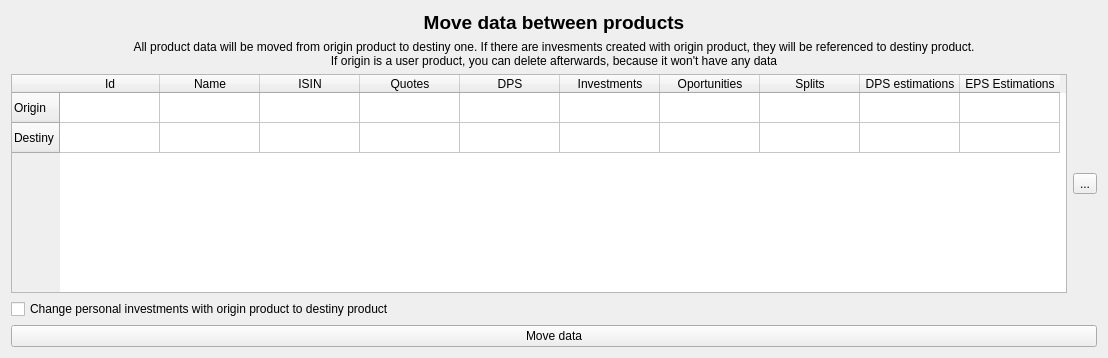
Above: caloriestracker/ui/wdgProductsDataMove.ui from turulomio/caloriestracker before the change. Below: the same form after it.
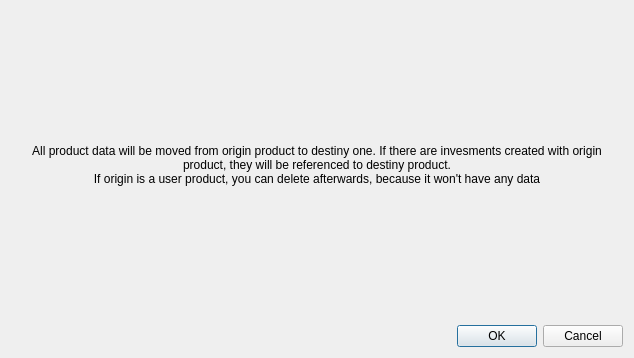
That is the form after the change. Icons and pictures are not drawn. Custom widgets are drawn as their Qt base class.

The edit to the form file:
```diff
--- a/caloriestracker/ui/wdgProductsDataMove.ui
+++ b/caloriestracker/ui/wdgProductsDataMove.ui
@@ -9,7 +9,7 @@
    <rect>
     <x>0</x>
     <y>0</y>
-    <width>1108</width>
+    <width>634</width>
     <height>358</height>
    </rect>
   </property>
@@ -26,7 +26,7 @@
         </font>
        </property>
        <property name="text">
-        <string>Move data between products</string>
+        <string/>
        </property>
        <property name="alignment">
         <set>Qt::AlignCenter</set>
@@ -50,117 +50,14 @@
      <item>
       <layout class="QHBoxLayout" name="horizontalLayout">
        <item>
-        <widget class="myQTableWidget" name="table">
-         <property name="selectionMode">
-          <enum>QAbstractItemView::SingleSelection</enum>
-         </property>
-         <property name="selectionBehavior">
-          <enum>QAbstractItemView::SelectRows</enum>
-         </property>
-         <row>
-          <property name="text">
-           <string>Origin</string>
-          </property>
-         </row>
-         <row>
-          <property name="text">
-           <string>Destiny</string>
-          </property>
-         </row>
-         <column>
-          <property name="text">
-           <string>Id</string>
-          </property>
-         </column>
-         <column>
-          <property name="text">
-           <string>Name</string>
-          </property>
-         </column>
-         <column>
-          <property name="text">
-           <string>ISIN</string>
-          </property>
-         </column>
-         <column>
-          <property name="text">
-           <string>Quotes</string>
-          </property>
-         </column>
-         <column>
-          <property name="text">
-           <string>DPS</string>
-          </property>
-         </column>
-         <column>
-          <property name="text">
-           <string>Investments</string>
-          </property>
-         </column>
-         <column>
-          <property name="text">
-           <string>Oportunities</string>
-          </property>
-         </column>
-         <column>
-          <property name="text">
-           <string>Splits</string>
-          </property>
-         </column>
-         <column>
-          <property name="text">
-           <string>DPS estimations</string>
-          </property>
-         </column>
-         <column>
-          <property name="text">
-           <string>EPS Estimations</string>
-          </property>
-         </column>
-         <item row="1" column="0">
-          <property name="text">
-           <string/>
-          </property>
-          <property name="background">
-           <brush brushstyle="NoBrush">
-            <color alpha="255">
-             <red>255</red>
-             <green>192</green>
-             <blue>192</blue>
-            </color>
-           </brush>
-          </property>
-         </item>
-        </widget>
-       </item>
-       <item>
-        <widget class="QToolButton" name="cmdInterchange">
-         <property name="text">
-          <string>...</string>
-         </property>
-         <property name="icon">
-          <iconset>
-           <normaloff>:/xulpymoney/transfer.png</normaloff>:/xulpymoney/transfer.png</iconset>
-         </property>
-        </widget>
+        <widget class="myQTableWidget" name="wdg" native="true"/>
        </item>
       </layout>
      </item>
      <item>
-      <widget class="QCheckBox" name="chkInvestments">
-       <property name="text">
-        <string>Change personal investments with origin product to destiny product</string>
-       </property>
-      </widget>
-     </item>
-     <item>
-      <widget class="QPushButton" name="cmd">
-       <property name="text">
-        <string>Move data</string>
-       </property>
-       <property name="icon">
-        <iconset>
-         <normaloff>:/xulpymoney/merge.png</normaloff>:/xulpymoney/merge.png</iconset>
+      <widget class="QDialogButtonBox" name="bb">
+       <property name="standardButtons">
+        <set>QDialogButtonBox::Cancel|QDialogButtonBox::Ok</set>
        </property>
       </widget>
      </item>
@@ -171,7 +68,7 @@
  <customwidgets>
   <customwidget>
    <class>myQTableWidget</class>
-   <extends>QTableWidget</extends>
+   <extends>QWidget</extends>
    <header location="global">myqtablewidget</header>
   </customwidget>
  </customwidgets>
```
Left out of the diff: 5 changed lines with no effect on the pictures.
